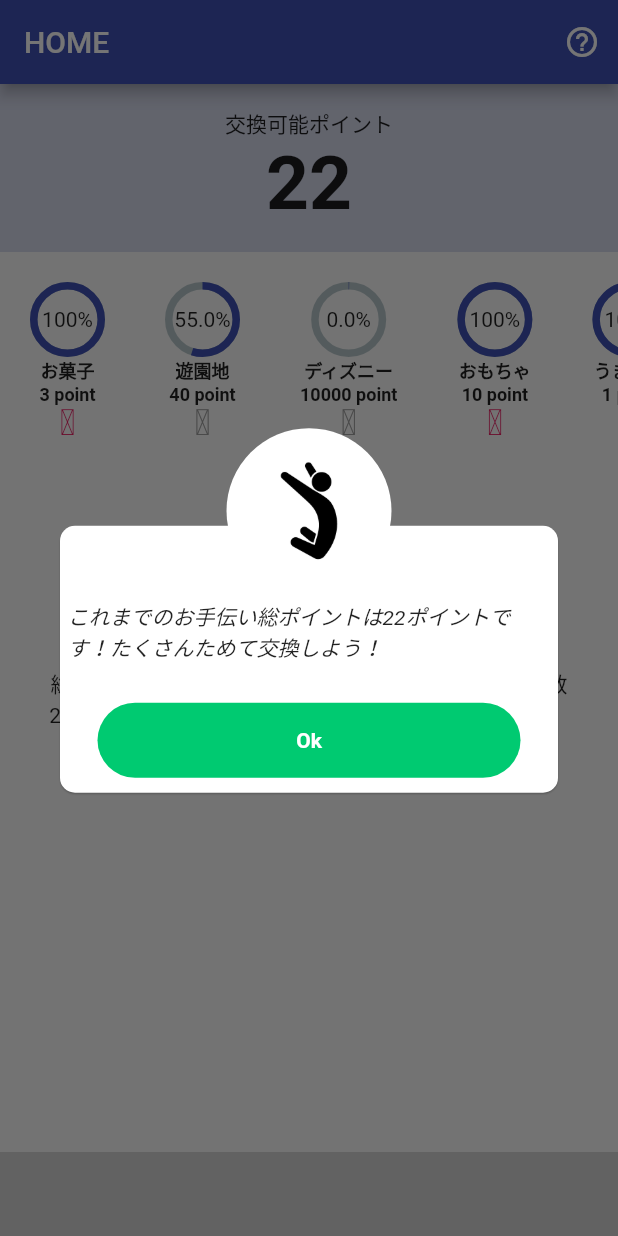
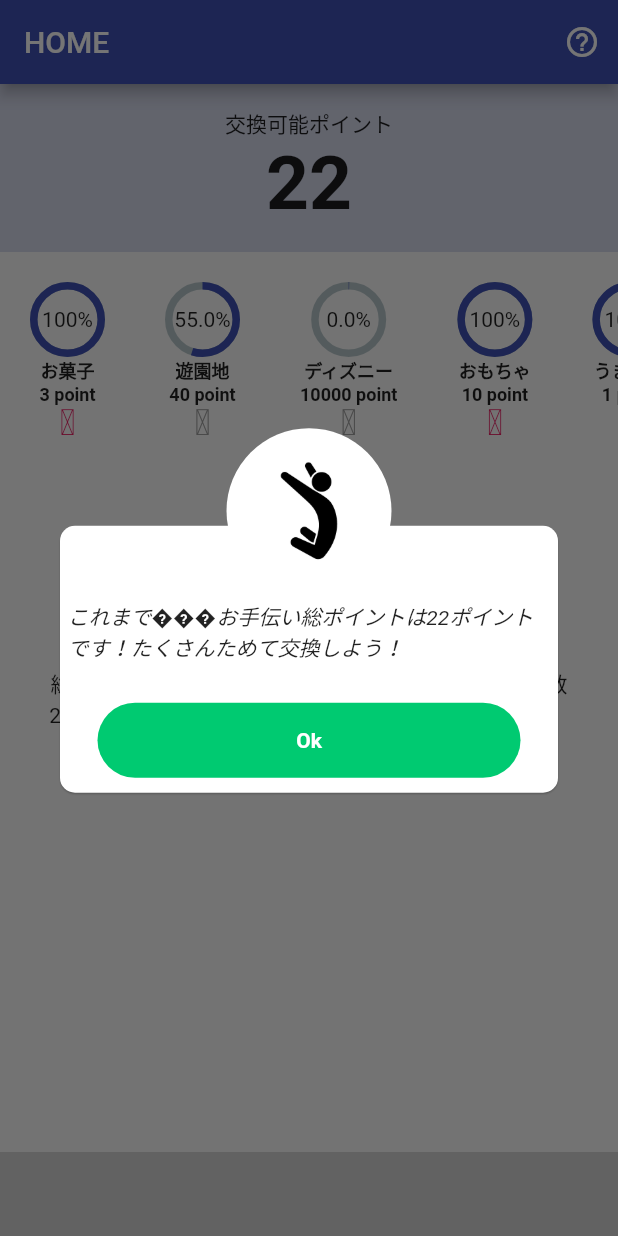
Before and after one commit to kazumaz/dama_app, a Flutter app: the screen it shows after launch, after a tap on "総ポイント", on a phone screen of 412 x 824 dp. Run offline on Flutter 3.47's test engine with Material 2 defaults, Android fonts, the phone set to English and light mode, and no system bars; drawn by our look-alikes of percent_indicator; our stand-ins replace awesome_dialog, flutter_icons, flutter_slidable, share; missing offline and left inert: ff_navigation_bar, tutorial_coach_mark.

Commit message:
ホーム画面修正

```diff
--- a/lib/view/HomePage.dart
+++ b/lib/view/HomePage.dart
@@ -212,7 +212,7 @@ Widget ayumi(PointModel pointModel) {
                         child: Image.asset('images/jump.png')),
                     body: Center(
                       child: Text(
-                        'これまでのお手伝い総ポイントは' +
+                        'これまで���お手伝い総ポイントは' +
                             pointModel.totalPointEver.toString() +
                             'ポイントです！たくさんためて交換しよう！',
                         style: TextStyle(fontStyle: FontStyle.italic),
@@ -255,8 +255,7 @@ Widget ayumi(PointModel pointModel) {
               desc: 'This is also Ignored',
               btnOkOnPress: () {},
             ).show();
-          }
-          ,
+          },
         )),
         Expanded(
             child: InkWell(
```
Lines whose indentation alone changed are shown as unchanged.
